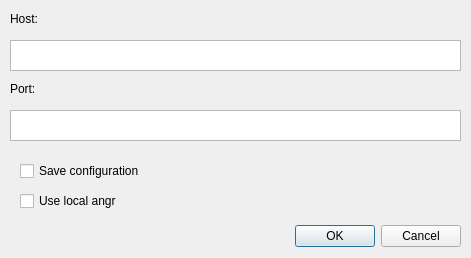
First picture: the form in idangr/ui/connect.ui, repository andreafioraldi/IDAngr, before the edit.
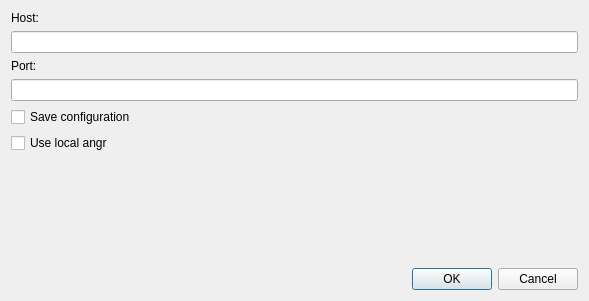
Second picture: the form after the edit.

The edit to the form file:
```diff
--- a/idangr/ui/connect.ui
+++ b/idangr/ui/connect.ui
@@ -6,22 +6,29 @@
    <rect>
     <x>0</x>
     <y>0</y>
-    <width>471</width>
-    <height>258</height>
+    <width>589</width>
+    <height>301</height>
    </rect>
   </property>
   <property name="windowTitle">
    <string>Dialog</string>
   </property>
+  <layout class="QGridLayout" name="gridLayout_2">
+   <item row="2" column="0">
+    <spacer name="verticalSpacer">
+     <property name="orientation">
+      <enum>Qt::Vertical</enum>
+     </property>
+     <property name="sizeHint" stdset="0">
+      <size>
+       <width>20</width>
+       <height>73</height>
+      </size>
+     </property>
+    </spacer>
+   </item>
+   <item row="3" column="0">
   <widget class="QDialogButtonBox" name="buttonBox">
-   <property name="geometry">
-    <rect>
-     <x>130</x>
-     <y>220</y>
-     <width>331</width>
-     <height>32</height>
-    </rect>
-   </property>
    <property name="orientation">
     <enum>Qt::Horizontal</enum>
    </property>
@@ -29,60 +36,51 @@
     <set>QDialogButtonBox::Cancel|QDialogButtonBox::Ok</set>
    </property>
   </widget>
-  <widget class="QPlainTextEdit" name="hostTxt">
-   <property name="geometry">
-    <rect>
-     <x>10</x>
-     <y>40</y>
-     <width>451</width>
-     <height>31</height>
-    </rect>
-   </property>
-  </widget>
+   </item>
+   <item row="1" column="0">
+    <layout class="QGridLayout" name="gridLayout">
+     <property name="sizeConstraint">
+      <enum>QLayout::SetMaximumSize</enum>
+     </property>
+     <item row="3" column="0">
+      <widget class="QLineEdit" name="portTxt"/>
+     </item>
+     <item row="0" column="0">
   <widget class="QLabel" name="label">
-   <property name="geometry">
-    <rect>
-     <x>10</x>
-     <y>10</y>
-     <width>67</width>
-     <height>17</height>
-    </rect>
+       <property name="maximumSize">
+        <size>
+         <width>16777215</width>
+         <height>23</height>
+        </size>
    </property>
    <property name="text">
     <string>Host:</string>
    </property>
   </widget>
-  <widget class="QPlainTextEdit" name="portTxt">
-   <property name="geometry">
-    <rect>
-     <x>10</x>
-     <y>110</y>
-     <width>451</width>
-     <height>31</height>
-    </rect>
-   </property>
-  </widget>
+     </item>
+     <item row="1" column="0">
+      <widget class="QLineEdit" name="hostTxt"/>
+     </item>
+     <item row="2" column="0">
   <widget class="QLabel" name="label_2">
-   <property name="geometry">
-    <rect>
-     <x>10</x>
-     <y>80</y>
-     <width>67</width>
-     <height>17</height>
-    </rect>
+       <property name="maximumSize">
+        <size>
+         <width>16777215</width>
+         <height>23</height>
+        </size>
    </property>
    <property name="text">
     <string>Port:</string>
    </property>
   </widget>
+     </item>
+     <item row="4" column="0">
   <widget class="QCheckBox" name="saveBox">
-   <property name="geometry">
-    <rect>
-     <x>20</x>
-     <y>160</y>
-     <width>181</width>
-     <height>22</height>
-    </rect>
+       <property name="maximumSize">
+        <size>
+         <width>16777215</width>
+         <height>23</height>
+        </size>
    </property>
    <property name="text">
     <string>Save configuration</string>
@@ -91,19 +89,23 @@
     <bool>false</bool>
    </property>
   </widget>
+     </item>
+     <item row="5" column="0">
   <widget class="QCheckBox" name="localBox">
-   <property name="geometry">
-    <rect>
-     <x>20</x>
-     <y>190</y>
-     <width>181</width>
-     <height>22</height>
-    </rect>
+       <property name="maximumSize">
+        <size>
+         <width>16777215</width>
+         <height>23</height>
+        </size>
    </property>
    <property name="text">
     <string>Use local angr</string>
    </property>
   </widget>
+     </item>
+    </layout>
+   </item>
+  </layout>
  </widget>
  <resources/>
  <connections>
```
Left out of the diff: 2 changed lines with no effect on the pictures. Lines whose indentation alone changed are shown as unchanged.
